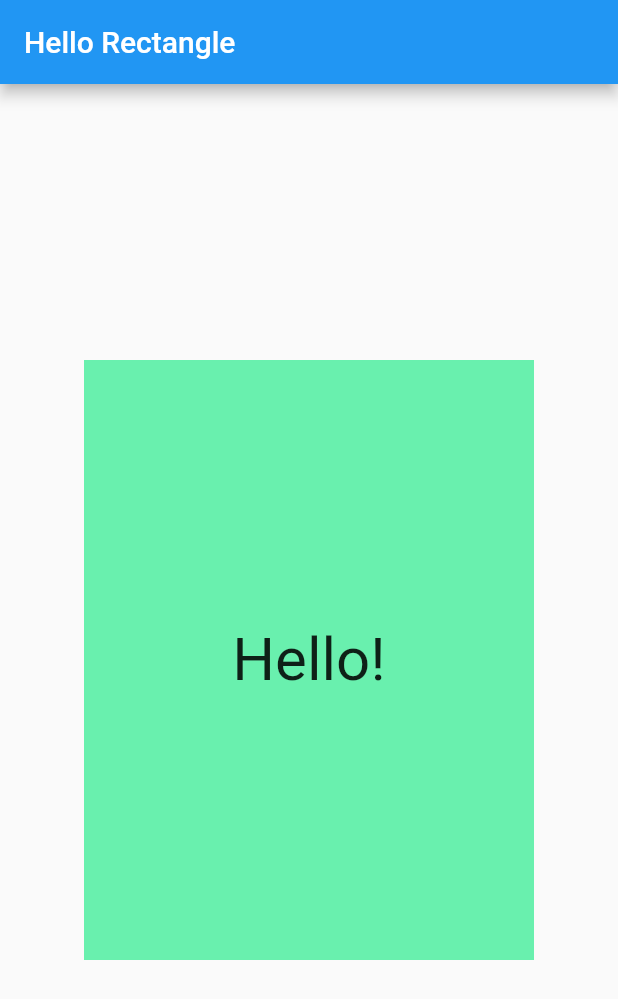
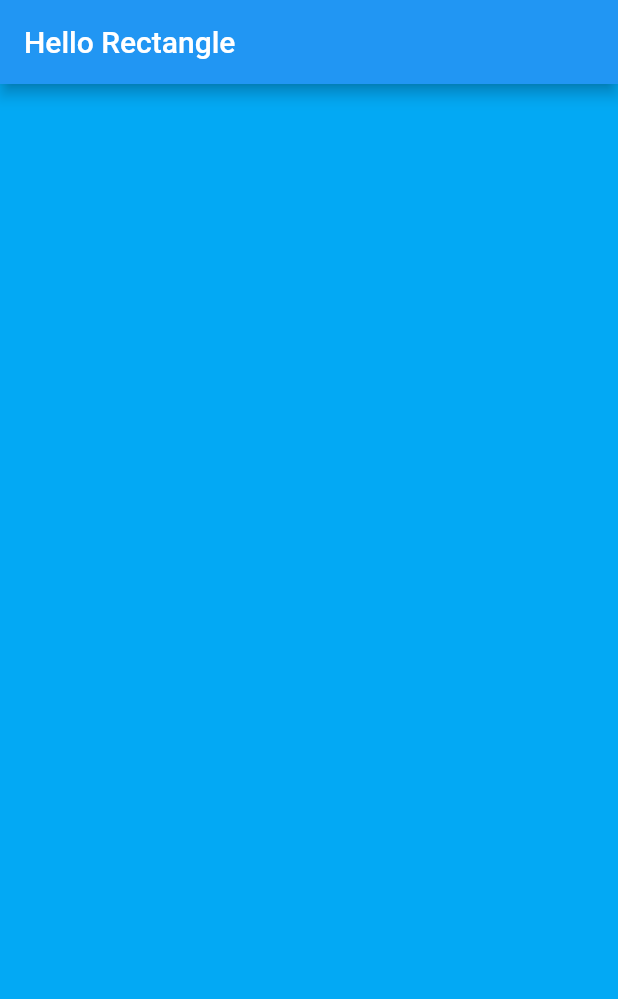
Before and after one commit to wildanka/hello_rectangle, a Flutter app: the screen it shows after launch, on a phone screen of 412 x 824 dp. Shown: the top 999 px of the screen. Run offline on Flutter 3.47's test engine with Material 2 defaults, Android fonts, the phone set to English and light mode, and no system bars.

Commit message:
#01 Create our first Rectangle Container using stateless widget
create rectangle using stateless widget

```diff
--- a/lib/main.dart
+++ b/lib/main.dart
@@ -1,40 +1,28 @@
-// Copyright 2018 The Chromium Authors. All rights reserved.
-// Use of this source code is governed by a BSD-style license that can be
-// found in the LICENSE file.
+import 'package:flutter/material.dart';
 
-import 'package:flutter/material.dart';
+//because we wouldn't want to write whole of our code in the main function, so we separate it into another function
+//in dart we can have 'top-level functions' this means function can be called outside of classes
+//Here we create one that returns helloRectangleContainer widgets,
+//chances are We're not going to have an app that is entirely hard-coded with widgets that never rebuild
+//but this is what our helloRectangleContainer function currently return
+//we can use a stateless widgets
+Widget helloRectangleContainer(){
+  return Container(
+    color: Colors.lightBlue,
+  );
+}
+
 
 void main() {
   runApp(
     MaterialApp(
       debugShowCheckedModeBanner: false,
-      title: 'Hello Rectangle',
       home: Scaffold(
-        appBar: AppBar(
-          title: Text('Hello Rectangle'),
+        appBar : AppBar(
+          title: Text("Hello Rectangle"),
         ),
-        body: HelloRectangle(),
-      ),
-    ),
+        body: helloRectangleContainer(),
+      )
+    )
   );
 }
-
-class HelloRectangle extends StatelessWidget {
-  @override
-  Widget build(BuildContext context) {
-    return Center(
-      child: Container(
-        color: Colors.greenAccent,
-        height: 400.0,
-        width: 300.0,
-        child: Center(
-          child: Text(
-            'Hello!',
-            style: TextStyle(fontSize: 40.0),
-            textAlign: TextAlign.center,
-          ),
-        ),
-      ),
-    );
-  }
-}
```
